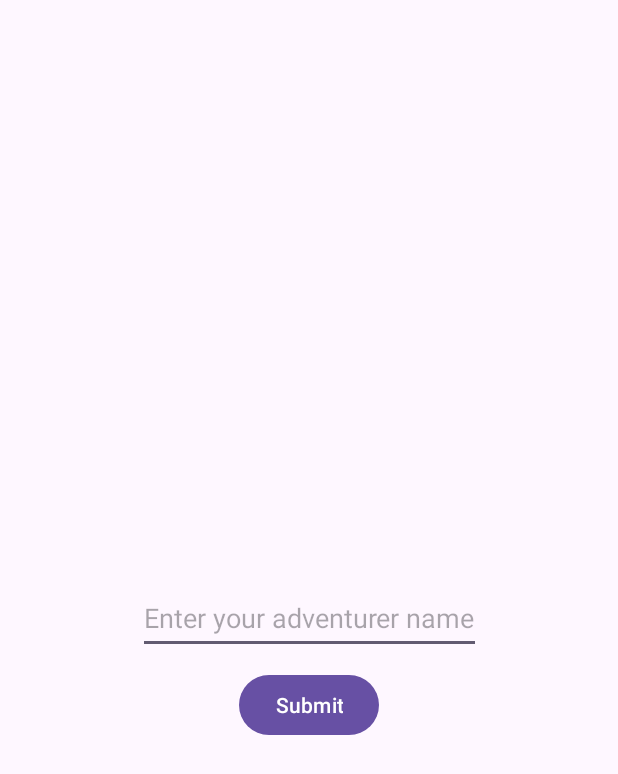
After one commit to PsyCowpathe/MunchkinLike-Client, an Android app: the layout name_form.xml on its own in the app's theme, with its tools: preview values and no code run, on a phone screen of 412 x 824 dp. The commit adds this screen. Shown: the top 774 px of the screen. Run offline under Robolectric (Android 15) with nearby library versions, the phone set to English and light mode, and no system bars.

Commit message:
The user now need to change his name at first connection

```diff
--- a/app/build.gradle
+++ b/app/build.gradle
@@ -57,5 +57,4 @@ dependencies {
 
     // Coroutine Lifecycle Scopes
     implementation "androidx.lifecycle:lifecycle-runtime-ktx:2.2.0"
-
 }
--- /dev/null
+++ b/app/src/main/res/layout/name_form.xml
@@ -0,0 +1,33 @@
+<?xml version="1.0" encoding="utf-8"?>
+<androidx.constraintlayout.widget.ConstraintLayout xmlns:android="http://schemas.android.com/apk/res/android"
+    xmlns:app="http://schemas.android.com/apk/res-auto"
+    xmlns:tools="http://schemas.android.com/tools"
+    android:layout_width="match_parent"
+    android:layout_height="match_parent"
+    tools:context=".MainActivity">
+
+    <EditText
+        android:id="@+id/NameForm"
+        android:layout_width="wrap_content"
+        android:layout_height="48dp"
+        android:hint="Enter your adventurer name"
+        android:inputType="text"
+        app:layout_constraintTop_toTopOf="parent"
+        app:layout_constraintBottom_toBottomOf="parent"
+        app:layout_constraintStart_toStartOf="parent"
+        app:layout_constraintEnd_toEndOf="parent"
+        app:layout_constraintHorizontal_chainStyle="packed"
+        />
+
+    <Button
+        android:id="@+id/SubmitButton"
+        android:layout_width="wrap_content"
+        android:layout_height="wrap_content"
+        android:text="Submit"
+        app:layout_constraintStart_toStartOf="parent"
+        app:layout_constraintEnd_toEndOf="parent"
+        app:layout_constraintTop_toBottomOf="@+id/NameForm"
+        android:layout_marginTop="10dp"
+        />
+
+</androidx.constraintlayout.widget.ConstraintLayout>
```
Also changed, not shown: app/src/main/java/com/example/munchkinlikeclient/MainActivity.kt (+50 -15 lines).
